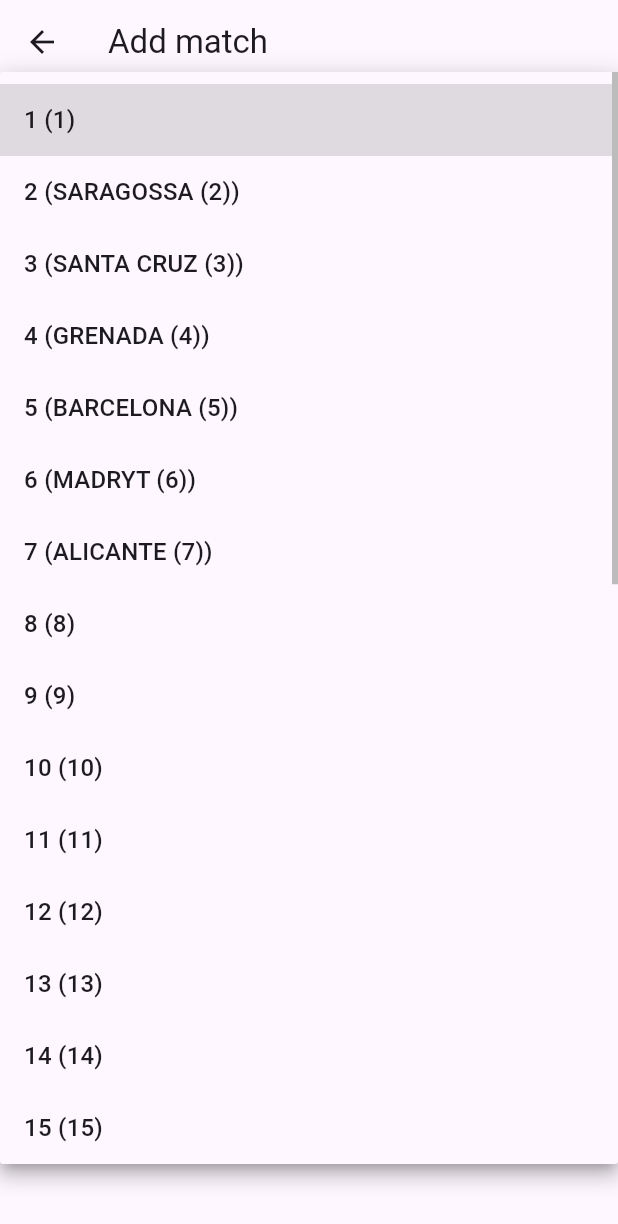
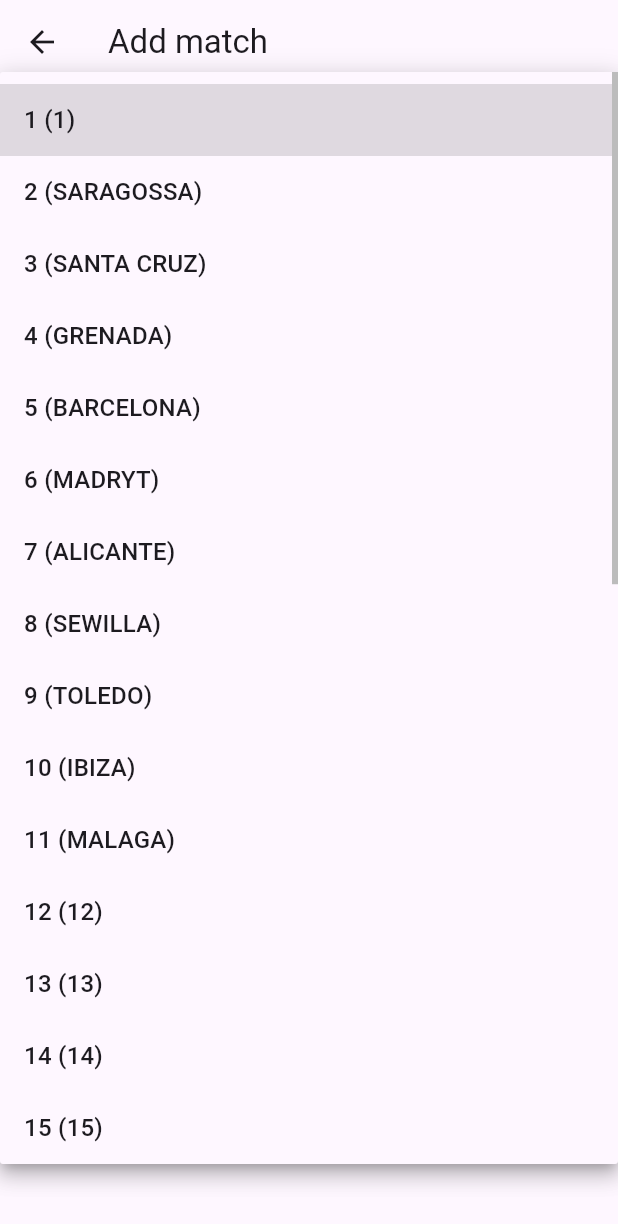
Before and after one commit to mat183/squashy, a Flutter app: the NewMatchForm screen opened directly, after a tap on an icon or button, on a phone screen of 412 x 824 dp. Shown: the top 1224 px of the screen. Run offline on Flutter 3.47's test engine with Material 3 defaults, Android fonts, the phone set to English and light mode, and no system bars; our stand-ins replace cloud_firestore, firebase_auth, firebase_core, firebase_messaging, firebase_storage, flutter_riverpod and 3 more; accounts and stored records are empty; generated files the repository leaves out were written again.

Commit message:
Code cleanup

```diff
--- a/lib/main.dart
+++ b/lib/main.dart
@@ -5,7 +5,7 @@ import 'package:flutter_riverpod/flutter_riverpod.dart';
 import 'package:squashy/firebase_options.dart';
 import 'package:squashy/screens/scheduled_matches.dart';
 import 'package:squashy/screens/splash.dart';
-import 'package:squashy/utils/theme.dart';
+// import 'package:squashy/utils/theme.dart';
 import 'package:squashy/screens/auth.dart';
 
 void main() async {
--- a/lib/models/match.dart
+++ b/lib/models/match.dart
@@ -1,5 +1,6 @@
 import 'package:flutter/material.dart';
 import 'package:intl/intl.dart';
+import 'package:uuid/uuid.dart';
 
 enum MatchStatus {
   scheduled,
@@ -16,16 +17,16 @@ const Map<MatchStatus, Icon> statusIcons = {
 // TODO: to be fulfilled during the year :)
 const Map<int, String> courtNames = {
   1: '1',
-  2: 'SARAGOSSA (2)',
-  3: 'SANTA CRUZ (3)',
-  4: 'GRENADA (4)',
-  5: 'BARCELONA (5)',
-  6: 'MADRYT (6)',
-  7: 'ALICANTE (7)',
-  8: '8',
-  9: '9',
-  10: '10',
-  11: '11',
+  2: 'SARAGOSSA',
+  3: 'SANTA CRUZ',
+  4: 'GRENADA',
+  5: 'BARCELONA',
+  6: 'MADRYT',
+  7: 'ALICANTE',
+  8: 'SEWILLA',
+  9: 'TOLEDO',
+  10: 'IBIZA',
+  11: 'MALAGA',
   12: '12',
   13: '13',
   14: '14',
@@ -49,13 +50,16 @@ const Map<int, String> courtNames = {
   32: '32',
 };
 
+const uuid = Uuid();
+
 class Match {
-  const Match(
-      {required this.id,
-      required this.userId,
+  Match(
+      {required this.userId,
       required this.court,
       required this.date,
-      required this.status});
+      required this.status,
+      String? id})
+      : id = id ?? uuid.v4();
 
   final String id;
   final String userId;
--- a/lib/providers/match_provider.dart
+++ b/lib/providers/match_provider.dart
@@ -36,7 +36,7 @@ class MatchNotifier extends _$MatchNotifier {
     }
   }
 
-  Future<void> updateMatch(String matchId, MatchStatus status) async {
+  Future<void> resolveMatch(String matchId) async {
     state = const AsyncLoading();
     try {
       User? user = FirebaseAuth.instance.currentUser;
@@ -47,7 +47,7 @@ class MatchNotifier extends _$MatchNotifier {
 
       await ref.read(matchRepositoryProvider).updateMatch(matchId, {
         'userId': user.uid,
-        'status': status.toString().split('.').last,
+        'status': MatchStatus.resolved.toString().split('.').last,
       });
       state = const AsyncData(null);
     } catch (error) {
--- a/lib/repositories/match_repository.dart
+++ b/lib/repositories/match_repository.dart
@@ -7,7 +7,7 @@ class MatchRepository {
   Stream<List<Match>> watchMatches() {
     return _firestore
         .collection('matches')
-        .orderBy('date', descending: true)
+        .orderBy('date', descending: false)
         .snapshots()
         .map((snapshot) => snapshot.docs
             .map((doc) => Match(
@@ -20,7 +20,7 @@ class MatchRepository {
   }
 
   Future<void> addMatch(Match match) async {
-    final matchRef = _firestore.collection('matches').doc();
+    final matchRef = _firestore.collection('matches').doc(match.id);
     await matchRef.set({
       'userId': match.userId,
       'court': match.court,
--- a/lib/repositories/result_repository.dart
+++ b/lib/repositories/result_repository.dart
@@ -23,7 +23,7 @@ class ResultRepository {
   }
 
   Future<void> addResult(Result result) async {
-    final resultRef = _firestore.collection('results').doc();
+    final resultRef = _firestore.collection('results').doc(result.id);
     await resultRef.set({
       'matchId': result.matchId,
       'userId': result.userId,
--- a/lib/screens/auth.dart
+++ b/lib/screens/auth.dart
@@ -62,7 +62,7 @@ class _AuthScreenState extends State<AuthScreen> {
             .set({
           'username': _enteredUsername,
           'email': _enteredEmail,
-          'image_url': imageUrl,
+          'imageUrl': imageUrl,
         });
       }
     } on FirebaseAuthException catch (error) {
--- a/lib/widgets/main_drawer.dart
+++ b/lib/widgets/main_drawer.dart
@@ -16,10 +16,7 @@ class MainDrawer extends StatelessWidget {
               gradient: LinearGradient(
                 colors: [
                   Theme.of(context).colorScheme.primaryContainer,
-                  Theme.of(context)
-                      .colorScheme
-                      .primaryContainer
-                      .withOpacity(0.8),
+                  Theme.of(context).colorScheme.secondaryContainer,
                 ],
                 begin: Alignment.topLeft,
                 end: Alignment.bottomRight,
--- a/pubspec.yaml
+++ b/pubspec.yaml
@@ -25,6 +25,7 @@ dependencies:
   intl: ^0.19.0
   riverpod_annotation: ^2.6.1
   rxdart: ^0.28.0
+  uuid: ^4.5.1
 
 dev_dependencies:
   flutter_test:
```
Also changed, not shown: lib/forms/new_match.dart (+25 -10 lines), lib/forms/resolve_match.dart (+22 -12 lines), lib/models/result.dart (+8 -4 lines), lib/screens/scheduled_matches.dart (+6 -15 lines), lib/widgets/match_list.dart (+14 -28 lines), pubspec.lock.
